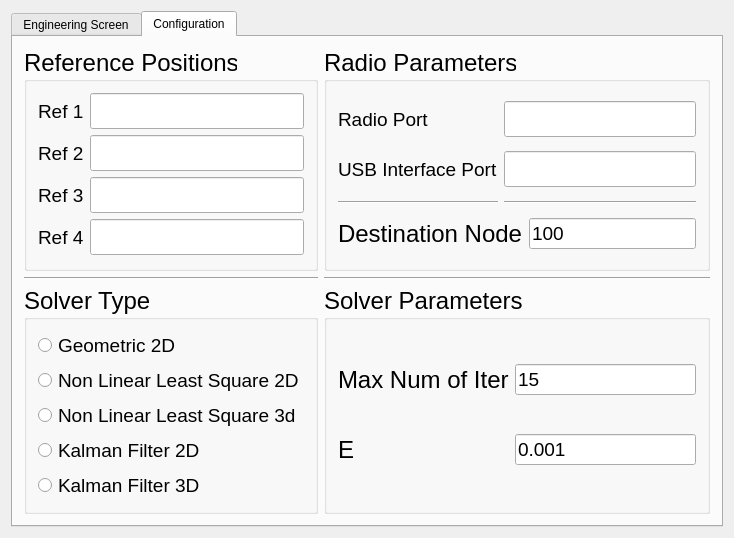
Above: 6DOFEngineeringScreen/dialog.ui from dsc0003/6DOFC before the change. Below: the same form after it.
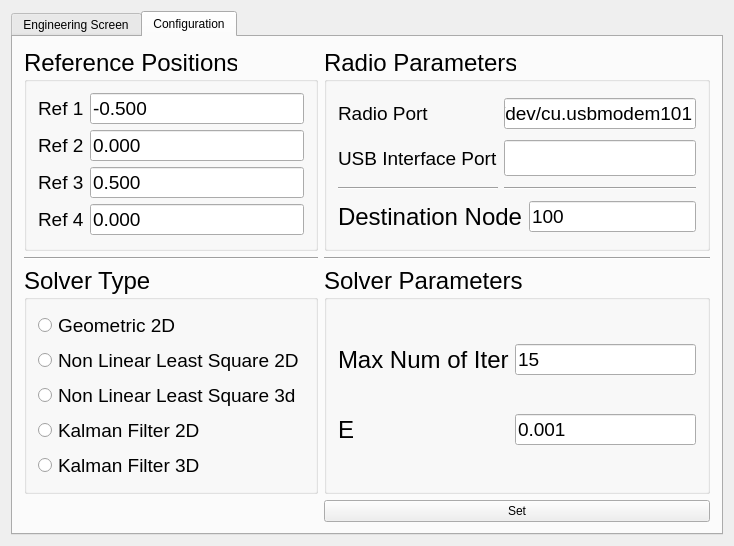
That is the form after the change. The open tabs and pages were chosen to show the change. Custom widgets are drawn as their Qt base class.

Patch:
```diff
--- a/6DOFEngineeringScreen/dialog.ui
+++ b/6DOFEngineeringScreen/dialog.ui
@@ -171,6 +171,13 @@
        <string>Configuration</string>
       </attribute>
       <layout class="QGridLayout" name="gridLayout_9">
+       <item row="1" column="1">
+        <widget class="Line" name="line_2">
+         <property name="orientation">
+          <enum>Qt::Horizontal</enum>
+         </property>
+        </widget>
+       </item>
        <item row="0" column="1">
         <widget class="QGroupBox" name="groupBox_3">
          <property name="font">
@@ -216,7 +223,16 @@
            </widget>
           </item>
           <item row="0" column="1">
-           <widget class="QLineEdit" name="le_radioPort"/>
+           <widget class="QLineEdit" name="le_radioPort">
+            <property name="font">
+             <font>
+              <pointsize>14</pointsize>
+             </font>
+            </property>
+            <property name="text">
+             <string>/dev/cu.usbmodem101</string>
+            </property>
+           </widget>
           </item>
           <item row="1" column="1">
            <widget class="QLineEdit" name="le_usbPort"/>
@@ -286,7 +302,16 @@
            </widget>
           </item>
           <item row="0" column="1">
-           <widget class="QLineEdit" name="le_ref1"/>
+           <widget class="QLineEdit" name="le_ref1">
+            <property name="font">
+             <font>
+              <pointsize>14</pointsize>
+             </font>
+            </property>
+            <property name="text">
+             <string>-0.500</string>
+            </property>
+           </widget>
           </item>
           <item row="1" column="0">
            <widget class="QLabel" name="label_2">
@@ -301,7 +326,16 @@
            </widget>
           </item>
           <item row="1" column="1">
-           <widget class="QLineEdit" name="le_ref2"/>
+           <widget class="QLineEdit" name="le_ref2">
+            <property name="font">
+             <font>
+              <pointsize>14</pointsize>
+             </font>
+            </property>
+            <property name="text">
+             <string>0.000</string>
+            </property>
+           </widget>
           </item>
           <item row="2" column="0">
            <widget class="QLabel" name="label_4">
@@ -316,7 +350,16 @@
            </widget>
           </item>
           <item row="2" column="1">
-           <widget class="QLineEdit" name="le_ref3"/>
+           <widget class="QLineEdit" name="le_ref3">
+            <property name="font">
+             <font>
+              <pointsize>14</pointsize>
+             </font>
+            </property>
+            <property name="text">
+             <string>0.500</string>
+            </property>
+           </widget>
           </item>
           <item row="3" column="0">
            <widget class="QLabel" name="label_3">
@@ -331,11 +374,27 @@
            </widget>
           </item>
           <item row="3" column="1">
-           <widget class="QLineEdit" name="le_ref4"/>
+           <widget class="QLineEdit" name="le_ref4">
+            <property name="font">
+             <font>
+              <pointsize>14</pointsize>
+             </font>
+            </property>
+            <property name="text">
+             <string>0.000</string>
+            </property>
+           </widget>
           </item>
          </layout>
         </widget>
        </item>
+       <item row="1" column="0">
+        <widget class="Line" name="line">
+         <property name="orientation">
+          <enum>Qt::Horizontal</enum>
+         </property>
+        </widget>
+       </item>
        <item row="2" column="0">
         <widget class="QGroupBox" name="groupBox_2">
          <property name="font">
@@ -434,7 +493,7 @@
            </widget>
           </item>
           <item row="0" column="1">
-           <widget class="QLineEdit" name="lineEdit">
+           <widget class="QLineEdit" name="le_numOfIter">
             <property name="font">
              <font>
               <pointsize>14</pointsize>
@@ -453,7 +512,7 @@
            </widget>
           </item>
           <item row="1" column="1">
-           <widget class="QLineEdit" name="lineEdit_2">
+           <widget class="QLineEdit" name="le_E">
             <property name="font">
              <font>
               <pointsize>14</pointsize>
@@ -467,19 +526,25 @@
          </layout>
         </widget>
        </item>
-       <item row="1" column="0">
-        <widget class="Line" name="line">
-         <property name="orientation">
-          <enum>Qt::Horizontal</enum>
+       <item row="3" column="1">
+        <widget class="QPushButton" name="pb_set">
+         <property name="text">
+          <string>Set</string>
          </property>
         </widget>
        </item>
-       <item row="1" column="1">
-        <widget class="Line" name="line_2">
+       <item row="3" column="0">
+        <spacer name="horizontalSpacer">
          <property name="orientation">
           <enum>Qt::Horizontal</enum>
          </property>
-        </widget>
+         <property name="sizeHint" stdset="0">
+          <size>
+           <width>40</width>
+           <height>20</height>
+          </size>
+         </property>
+        </spacer>
        </item>
       </layout>
      </widget>
```
